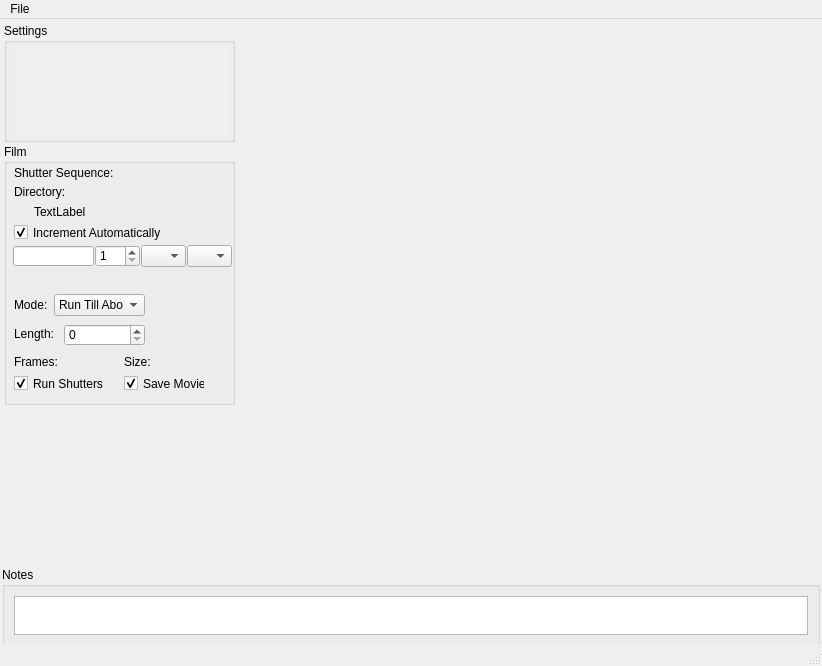
This is hal4000/qtdesigner/hal4000.ui in ZhuangLab/storm-control as Qt 5 draws it before an edit. The edited form follows.
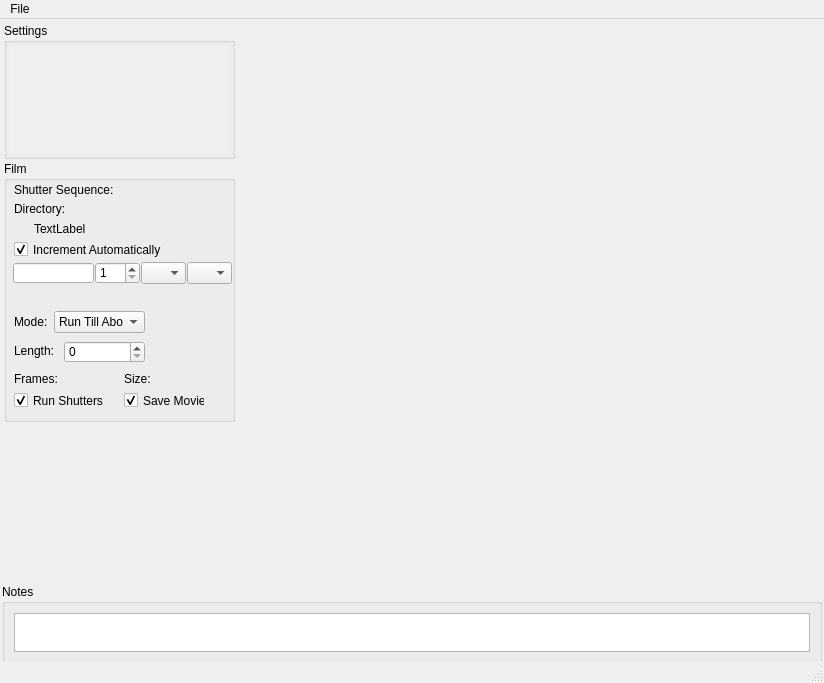
This is the edited form. Icons and pictures are not drawn.

Commit message: Commit current state of the hamamatsu camera driver. More work on updating the UI to work better with cameras that are not <= 512 pixels in size. This basically works (except for properly translating mouse clicks) though it has not been heavily tested.

The edit to the form file:
```diff
--- a/hal4000/qtdesigner/hal4000.ui
+++ b/hal4000/qtdesigner/hal4000.ui
@@ -6,8 +6,8 @@
    <rect>
     <x>0</x>
     <y>0</y>
-    <width>822</width>
-    <height>661</height>
+    <width>824</width>
+    <height>683</height>
    </rect>
   </property>
   <property name="sizePolicy">
@@ -152,8 +152,8 @@
                  <rect>
                   <x>0</x>
                   <y>0</y>
-                  <width>223</width>
-                  <height>98</height>
+                  <width>225</width>
+                  <height>104</height>
                  </rect>
                 </property>
                </widget>
@@ -510,8 +510,8 @@
          </property>
          <property name="minimumSize">
           <size>
-           <width>581</width>
-           <height>539</height>
+           <width>583</width>
+           <height>546</height>
           </size>
          </property>
          <property name="maximumSize">
@@ -611,8 +611,8 @@
     <rect>
      <x>0</x>
      <y>0</y>
-     <width>822</width>
-     <height>18</height>
+     <width>824</width>
+     <height>26</height>
     </rect>
    </property>
    <widget class="QMenu" name="menuFile">
```
The commit also changes 5 other files.
